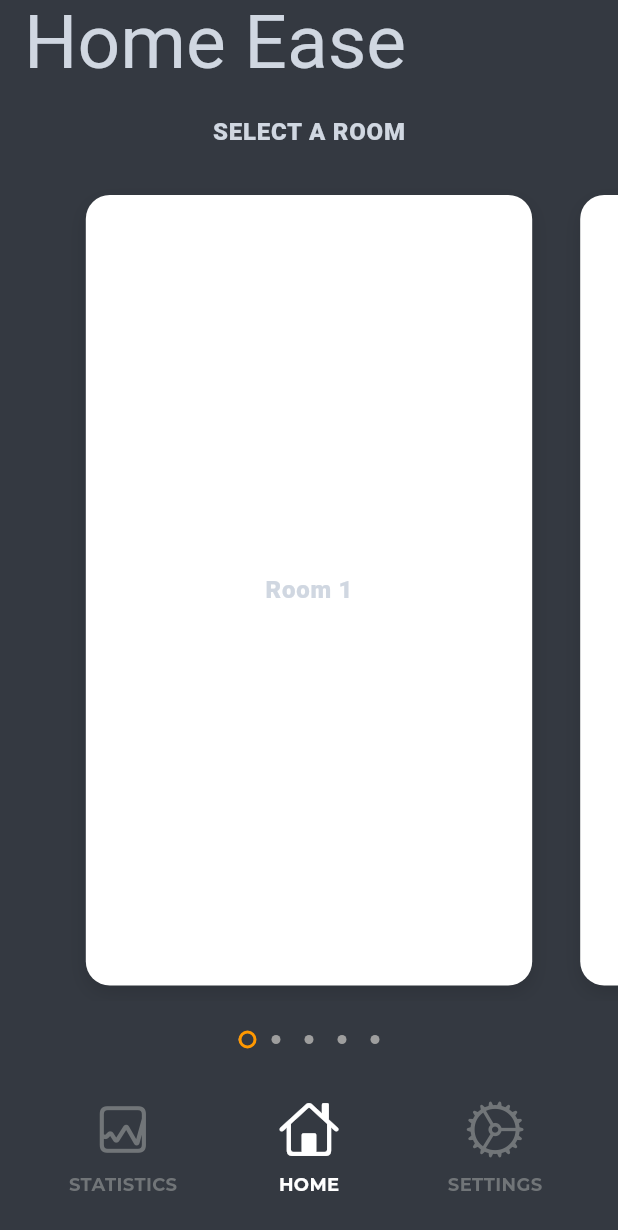
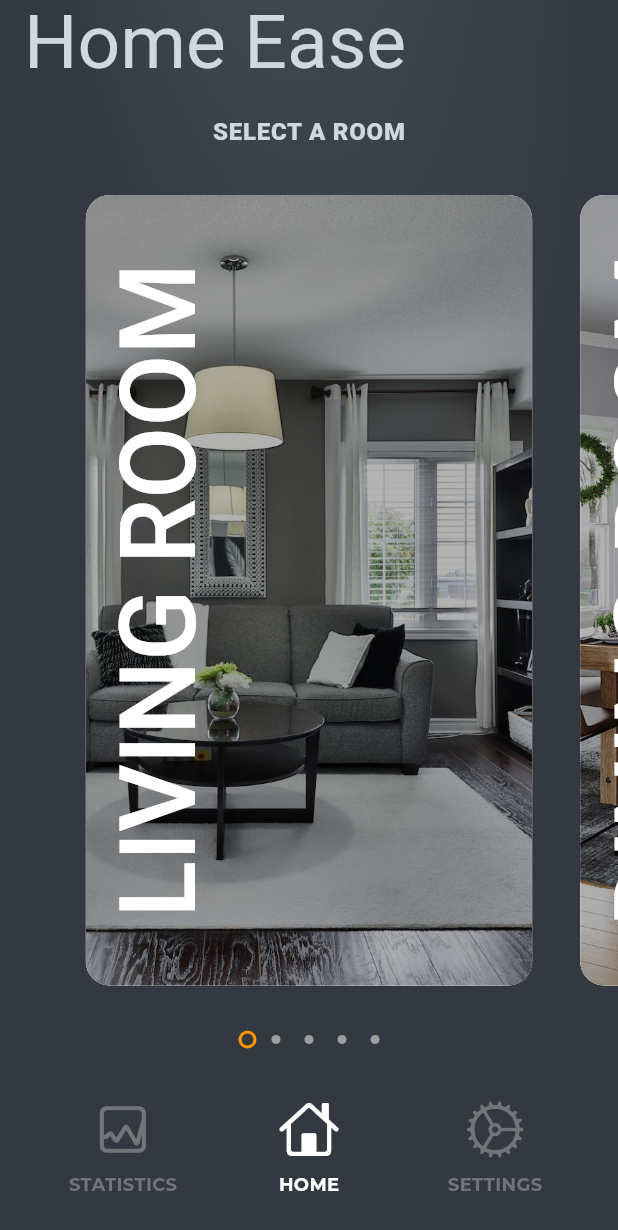
Before and after one commit to abhaypanwar00/Home-Ease, a Flutter app: the screen it shows after launch, on a phone screen of 412 x 824 dp. Shown: the top 1230 px of the screen. Run offline on Flutter 3.47's test engine with Material 3 defaults, Android fonts, the light colour scheme and no system bars; our stand-ins replace equatable, flutter_bloc, fluttericon, google_fonts; Roboto replaces fonts that are missing (Buda, Gruppo).

Commit message:
room images added with vertical room name

```diff
--- a/lib/home/ui/home_screen.dart
+++ b/lib/home/ui/home_screen.dart
@@ -1,10 +1,12 @@
+import 'dart:developer';
+
 import 'package:flutter/material.dart';
 import 'package:flutter_bloc/flutter_bloc.dart';
 import 'package:home_ease/home/ui/page_indicator.dart';
 import 'package:home_ease/home/ui/rooms_page_view.dart';
-import 'package:home_ease/theme/colors.dart';
 import 'package:home_ease/home/cubit/home_cubit.dart';
 import 'package:home_ease/home/cubit/home_state.dart';
+import 'package:home_ease/theme/lighted_background.dart';
 import 'package:home_ease/widgets/bottom_nav_bar.dart';
 
 class HomeScreen extends StatelessWidget {
@@ -12,10 +14,10 @@ class HomeScreen extends StatelessWidget {
 
   @override
   Widget build(BuildContext context) {
-    return Scaffold(
-      backgroundColor: SHColors.backgroundColor,
+    return LightedBackgound(
+      child: Scaffold(
+        backgroundColor: Colors.transparent,
         appBar: AppBar(
-        backgroundColor: SHColors.backgroundColor,
           title: Text(
             "Home Ease",
             style: Theme.of(context).textTheme.displayMedium,
@@ -36,8 +38,10 @@ class HomeScreen extends StatelessWidget {
                 children: [
                   BlocBuilder<HomeCubit, HomeState>(
                     builder: (context, state) {
+                      log("Page View ${state.pageIndex + 1}");
                       return RoomsPageView(
-                        controller: PageController(viewportFraction: 0.8));
+                        controller: PageController(viewportFraction: 0.8),
+                      );
                     },
                   ),
                 ],
@@ -46,13 +50,16 @@ class HomeScreen extends StatelessWidget {
             const SizedBox(height: 20),
             BlocBuilder<HomeCubit, HomeState>(
               builder: (context, state) {
+                log("Page Indicator ${state.pageIndex + 1}");
                 return PageIndicator(pageIndex: state.pageIndex, length: 5);
               },
             ),
-          BlocBuilder<HomeCubit, HomeState>(
-            builder: (context, state) {
+            BlocSelector<HomeCubit, HomeState, int>(
+              selector: (state) => state.selectedIndex,
+              builder: (context, selectedIndex) {
+                log("Bottom Nav");
                 return BottomNavBar(
-                currentIndex: state.selectedIndex,
+                  currentIndex: selectedIndex,
                   onTap: (index) =>
                       context.read<HomeCubit>().updateSelectedIndex(index),
                 );
@@ -60,6 +67,7 @@ class HomeScreen extends StatelessWidget {
             ),
           ],
         ),
+      ),
     );
   }
 }
--- a/lib/home/ui/rooms_page_view.dart
+++ b/lib/home/ui/rooms_page_view.dart
@@ -5,37 +5,78 @@ import 'package:home_ease/home/cubit/home_cubit.dart';
 class RoomsPageView extends StatelessWidget {
   final PageController controller;
 
-  const RoomsPageView({super.key, required this.controller});
+  final roomNames = [
+    'LIVING ROOM',
+    'DINING ROOM',
+    'BED ROOM',
+    'KITCHEN',
+    'BATHROOM',
+  ];
+
+  final List<String> imagePaths = [
+    'assets/images/living_room.jpeg',
+    'assets/images/dining_room.jpeg',
+    'assets/images/bed_room.jpg',
+    'assets/images/kitchen.jpg',
+    'assets/images/bathroom.jpg',
+  ];
+
+  RoomsPageView({super.key, required this.controller});
 
   @override
   Widget build(BuildContext context) {
     return PageView.builder(
       controller: controller,
-      itemCount: 5,
+      itemCount: roomNames.length,
       onPageChanged: (index) {
         context.read<HomeCubit>().updatePageIndex(index.toDouble());
       },
       itemBuilder: (_, index) {
         return Padding(
           padding: const EdgeInsets.symmetric(horizontal: 16, vertical: 10),
+          child: Stack(
+            children: [
+              Positioned.fill(
                 child: Container(
                   decoration: BoxDecoration(
                     color: Colors.white,
                     borderRadius: BorderRadius.circular(16),
-              boxShadow: const [
-                BoxShadow(
-                  color: Colors.black12,
-                  blurRadius: 10,
-                  offset: Offset(0, 5),
+                  ),
+                  child: ClipRRect(
+                    borderRadius: BorderRadius.circular(16),
+                    child: Stack(
+                      fit: StackFit.expand,
+                      children: [
+                        Image.asset(
+                          imagePaths[index],
+                          fit: BoxFit.cover,
+                        ),
+                        Container(
+                          color: Colors.black.withOpacity(0.3),
                         ),
                       ],
                     ),
-            child: Center(
-              child: Text(
-                'Room ${index + 1}',
-                style: Theme.of(context).textTheme.bodyLarge,
                   ),
                 ),
+              ),
+              Positioned(
+                left: 10,
+                bottom: 0,
+                top: 0,
+                child: Center(
+                  child: RotatedBox(
+                    quarterTurns: -1,
+                    child: Text(
+                      roomNames[index],
+                      style: Theme.of(context).textTheme.displayLarge!.copyWith(
+                            fontWeight: FontWeight.w500,
+                            color: Colors.white,
+                          ),
+                    ),
+                  ),
+                ),
+              )
+            ],
           ),
         );
       },
--- a/pubspec.yaml
+++ b/pubspec.yaml
@@ -42,6 +42,8 @@ dependencies:
   google_fonts: ^6.2.1
   path_provider:
   equatable: ^2.0.5
+  ui_common:
+    git: https://github.com/brocodev/ui_common.git
 
 dev_dependencies:
   flutter_test:
@@ -66,8 +68,8 @@ flutter:
   uses-material-design: true
 
   # To add assets to your application, add an assets section, like this:
-  # assets:
-  #   - images/a_dot_burr.jpeg
+  assets:
+    - assets/images/
   #   - images/a_dot_ham.jpeg
 
   # An image asset can refer to one or more resolution-specific "variants", see
```
Also changed, not shown: assets/images/bathroom.jpg (added), assets/images/bed_room.jpg (added), assets/images/dining_room.jpeg (added), assets/images/kitchen.jpg (added), assets/images/living_room.jpeg (added), pubspec.lock, 1 other file. Lines whose indentation alone changed are shown as unchanged.
